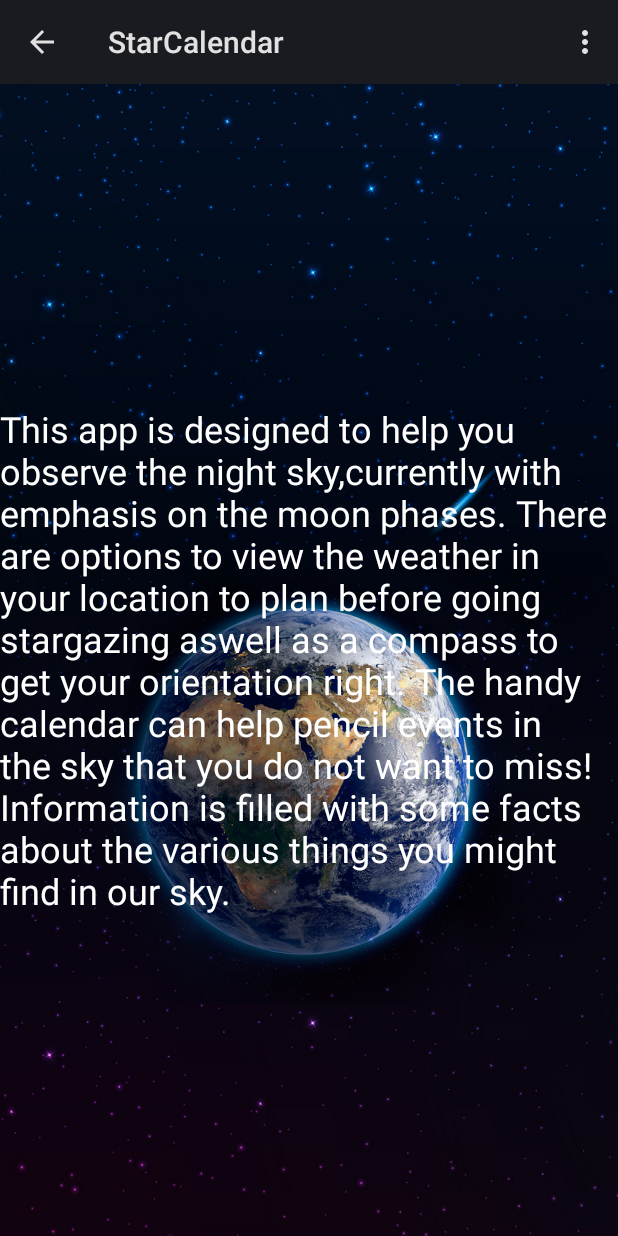
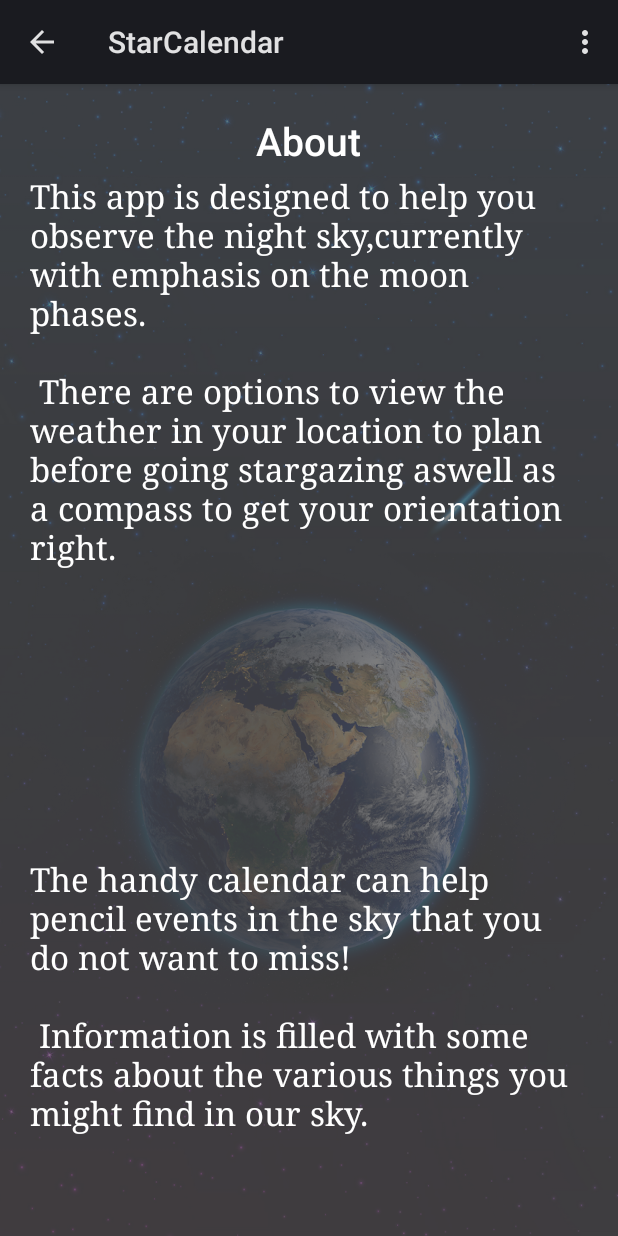
Before and after one commit to MikeVriesema/StarCalendarApp, an Android app: the About screen opened directly, with no data from a screen before it, on a phone screen of 412 x 824 dp. Run offline under Robolectric (Android 15) with nearby library versions, the phone set to English and light mode, and no system bars.

Commit message:
Fixed about page

```diff
--- a/app/src/main/res/layout/activity_about.xml
+++ b/app/src/main/res/layout/activity_about.xml
@@ -3,14 +3,55 @@
 	android:layout_height="match_parent"
 	android:background="@drawable/main">
 
+
+	<TextView
+		android:id="@+id/overlay"
+		android:text="@string/placeholder"
+		android:layout_width="fill_parent"
+		android:layout_height="fill_parent"
+		android:gravity="center"
+		android:padding="48dp"
+		android:background="#BA525252"
+		/>
+
+	<TextView
+		android:id="@+id/titleAbout"
+		android:layout_width="wrap_content"
+		android:layout_height="wrap_content"
+		android:layout_centerHorizontal="true"
+		android:layout_marginTop="20dp"
+		android:text="@string/about"
+		android:textAppearance="@style/TextAppearance.AppCompat.Title"
+		android:textColor="@color/white"
+		android:textSize="26sp" />
+
 	<TextView
 		android:id="@+id/abouttext"
 		android:layout_width="wrap_content"
 		android:layout_height="wrap_content"
+		android:layout_marginLeft="20dp"
+		android:layout_marginRight="20dp"
+		android:layout_marginTop="60dp"
 		android:layout_below="@+id/starimage"
-		android:layout_centerInParent="true"
+		android:layout_centerHorizontal="true"
+		android:text="@string/about1"
+		android:textAppearance="@style/TextAppearance.AppCompat.Body1"
 		android:textColor="@color/white"
-		android:text="@string/about"
+		android:textSize="22sp"
+		android:typeface="serif" />
+
+	<TextView
+		android:id="@+id/abouttext2"
+		android:layout_width="wrap_content"
+		android:layout_height="wrap_content"
+		android:layout_marginLeft="20dp"
+		android:layout_marginRight="20dp"
+		android:layout_marginTop="140dp"
+		android:layout_below="@+id/abouttext"
+		android:layout_centerHorizontal="true"
+		android:text="@string/about2"
 		android:textAppearance="@style/TextAppearance.AppCompat.Body1"
-		android:textSize="24sp" />
+		android:textColor="@color/white"
+		android:textSize="22sp"
+		android:typeface="serif" />
 </RelativeLayout>
--- a/app/src/main/res/layout/activity_calendar.xml
+++ b/app/src/main/res/layout/activity_calendar.xml
@@ -4,15 +4,15 @@
 	android:background="@drawable/main">
 
 	<TextView
-		android:id="@+id/date"
+		android:id="@+id/title"
 		android:layout_width="wrap_content"
-		android:layout_height="30pt"
+		android:layout_height="wrap_content"
 		android:layout_centerHorizontal="true"
-		android:layout_marginTop="90dp"
-		android:text="@string/app_name"
+		android:layout_marginTop="50dp"
+		android:text="@string/myCalendar"
 		android:textAppearance="@style/TextAppearance.AppCompat.Title"
 		android:textColor="@color/white"
-		android:textSize="30sp" />
+		android:textSize="40sp" />
 
 	<CalendarView
 		android:id="@+id/calendar"
--- a/app/src/main/res/values/strings.xml
+++ b/app/src/main/res/values/strings.xml
@@ -9,9 +9,16 @@
     <string name="compass">Compass</string>
     <string name="myCalendar">Calendar</string>
     <string name="eventinfo">Mercury is in retrograde</string>
-
-
-    <string name="about">This app is designed to help you observe the night sky,currently with emphasis on the moon phases. There are options to view the weather in your location to plan before going stargazing aswell as a compass to get your orientation right. The handy calendar can help pencil events in the sky that you do not want to miss! Information is filled with some facts about the various things you might find in our sky.</string>
+    <string name="placeholder"> </string>
+    <string name="about">About</string>
+    <string name="about1">
+        This app is designed to help you observe the night sky,currently with emphasis on the moon phases.\n\n
+        There are options to view the weather in your location to plan before going stargazing aswell as a compass to get your orientation right.\n\n
+    </string>
+    <string name="about2">
+        The handy calendar can help pencil events in the sky that you do not want to miss!\n\n
+        Information is filled with some facts about the various things you might find in our sky.\n\n
+    </string>
     <string name="error_one">No entry found</string>
     <string name="close">X</string>
 
```
